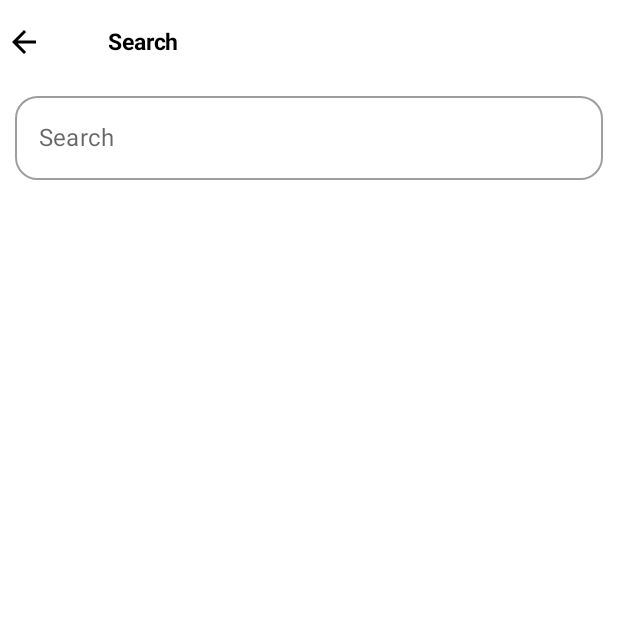
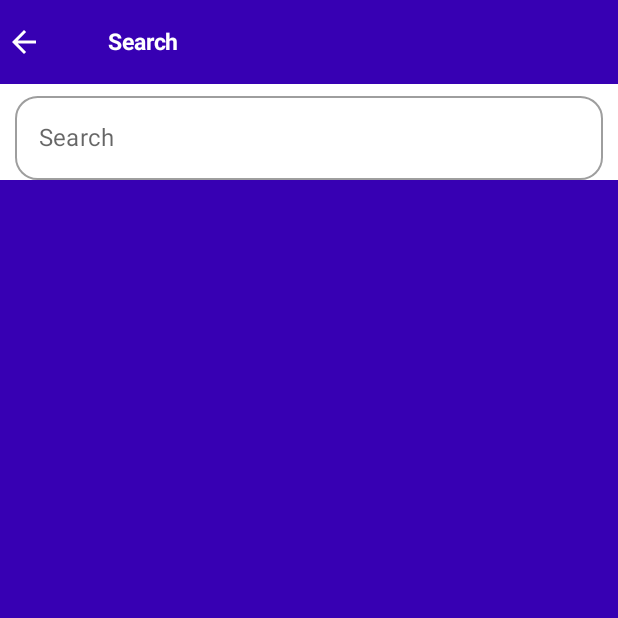
Before and after one commit to iKhan1057/weatherapp, an Android app built with Jetpack Compose: the SearchScreen screen opened through its navigation route, on a phone screen of 412 x 824 dp, the top half of it. Run offline under Robolectric (Android 15) with nearby library versions, the phone set to English and light mode, and no system bars; our stand-ins replace Dagger/Hilt's generated code, Room's generated code.

Commit message:
third Commit

```diff
--- a/app/src/main/java/com/weatherapp/screens/main/MainScreen.kt
+++ b/app/src/main/java/com/weatherapp/screens/main/MainScreen.kt
@@ -113,7 +113,7 @@ fun MainContent(data: Weather, isImperial: Boolean) {
         Text(
             text = formatDate(weatherItem.dt), // Wed Nov 30
             style = MaterialTheme.typography.caption,
-            color = MaterialTheme.colors.onSecondary,
+            color = Color.White,
             fontWeight = FontWeight.SemiBold,
             modifier = Modifier.padding(6.dp)
         )
@@ -123,7 +123,7 @@ fun MainContent(data: Weather, isImperial: Boolean) {
                 .padding(4.dp)
                 .size(200.dp),
             shape = CircleShape,
-            color = Color(0xFFFFC400)
+            color = Color(0xFF673AB7)
         ) {
 
             Column(
--- a/app/src/main/java/com/weatherapp/screens/splash/WeatherSplashScreen.kt
+++ b/app/src/main/java/com/weatherapp/screens/splash/WeatherSplashScreen.kt
@@ -6,10 +6,7 @@ import androidx.compose.animation.core.Animatable
 import androidx.compose.animation.core.tween
 import androidx.compose.foundation.BorderStroke
 import androidx.compose.foundation.Image
-import androidx.compose.foundation.layout.Arrangement
-import androidx.compose.foundation.layout.Column
-import androidx.compose.foundation.layout.padding
-import androidx.compose.foundation.layout.size
+import androidx.compose.foundation.layout.*
 import androidx.compose.foundation.shape.CircleShape
 import androidx.compose.material.MaterialTheme
 import androidx.compose.material.Surface
@@ -24,15 +21,22 @@ import androidx.compose.ui.graphics.Color
 import androidx.compose.ui.layout.ContentScale
 import androidx.compose.ui.res.painterResource
 import androidx.compose.ui.unit.dp
+import androidx.hilt.navigation.compose.hiltViewModel
 import androidx.navigation.NavController
 import com.weatherapp.R
+import com.weatherapp.model.WeatherUnit
 import com.weatherapp.navigation.WeatherScreens
+import com.weatherapp.screens.settings.SettingsViewModel
+import com.weatherapp.ui.theme.Purple500
 import dagger.hilt.android.AndroidEntryPoint
 import kotlinx.coroutines.delay
 
 
 @Composable
-fun WeatherSplashScreen(navController: NavController) {
+fun WeatherSplashScreen(
+    navController: NavController,
+    settingsViewModel: SettingsViewModel = hiltViewModel()
+) {
     val defaultCity = "Kolkata"
     val scale = remember {
         Animatable(0f)
@@ -47,18 +51,20 @@ fun WeatherSplashScreen(navController: NavController) {
                         .getInterpolation(it)
                 })
         )
+        settingsViewModel.insertWeatherUnit(WeatherUnit(unit = "Imperial (F)"))
         delay(2000L)
-        navController.navigate(WeatherScreens.MainScreen.name+"/${defaultCity}")
+        navController.navigate(WeatherScreens.MainScreen.name + "/${defaultCity}")
     })
+
     Surface(
         modifier = Modifier
             .padding(15.dp)
             .size(330.dp)
             .scale(scale.value),
         shape = CircleShape,
-        color = Color.White,
+        color = Color(0xFF673AB7),
         border = BorderStroke(
-            width = 2.dp, color = Color.LightGray
+            width = 2.dp, color = Color.White
         )
     ) {
         Column(
@@ -70,14 +76,14 @@ fun WeatherSplashScreen(navController: NavController) {
                 painter = painterResource(id = R.drawable.sun),
                 contentDescription = "sunny icon",
                 contentScale = ContentScale.Fit,
-                modifier = Modifier.size(95.dp)
+                modifier = Modifier.size(95.dp),
             )
             Text(
                 text = "Find the Sun?",
                 style = MaterialTheme.typography.h5,
-                color = Color.LightGray
+                color = Color.White
             )
         }
+    }
 
-    }
 }
--- a/app/src/main/java/com/weatherapp/ui/theme/Color.kt
+++ b/app/src/main/java/com/weatherapp/ui/theme/Color.kt
@@ -6,3 +6,4 @@ val Purple200 = Color(0xFFBB86FC)
 val Purple500 = Color(0xFF6200EE)
 val Purple700 = Color(0xFF3700B3)
 val Teal200 = Color(0xFF03DAC5)
+val Orange = Color(0xFFF44336)
--- a/app/src/main/java/com/weatherapp/widgets/WeatherAppBar.kt
+++ b/app/src/main/java/com/weatherapp/widgets/WeatherAppBar.kt
@@ -13,6 +13,7 @@ import androidx.compose.runtime.*
 import androidx.compose.ui.Alignment
 import androidx.compose.ui.Modifier
 import androidx.compose.ui.draw.scale
+import androidx.compose.ui.graphics.Brush
 import androidx.compose.ui.graphics.Color
 import androidx.compose.ui.graphics.vector.ImageVector
 import androidx.compose.ui.platform.LocalContext
@@ -26,6 +27,8 @@ import androidx.navigation.NavController
 import com.weatherapp.model.Favorite
 import com.weatherapp.navigation.WeatherScreens
 import com.weatherapp.screens.favorites.FavoriteViewModel
+import com.weatherapp.ui.theme.Orange
+import com.weatherapp.ui.theme.Purple700
 
 @Composable
 fun WeatherAppBar(
@@ -51,10 +54,18 @@ fun WeatherAppBar(
     }
 
     TopAppBar(
+        modifier = Modifier.background(
+            Brush.horizontalGradient(
+                colors = listOf(
+                    Purple700,
+                    Purple700
+                )
+            )
+        ),
         title = {
             Text(
                 text = title,
-                color = MaterialTheme.colors.onSecondary,
+                color = Color.White,
                 style = TextStyle(
                     fontWeight = FontWeight.Bold,
                     fontSize = 15.sp
@@ -68,7 +79,8 @@ fun WeatherAppBar(
                 }) {
                     Icon(
                         imageVector = Icons.Default.Search,
-                        contentDescription = "search icon"
+                        contentDescription = "search icon",
+                        tint = Color.White
                     )
 
                 }
@@ -77,7 +89,8 @@ fun WeatherAppBar(
                 }) {
                     Icon(
                         imageVector = Icons.Rounded.MoreVert,
-                        contentDescription = "More Icon"
+                        contentDescription = "More Icon",
+                        tint = Color.White
                     )
 
                 }
@@ -87,7 +100,7 @@ fun WeatherAppBar(
         navigationIcon = {
             if (icon != null) {
                 Icon(imageVector = icon, contentDescription = null,
-                    tint = MaterialTheme.colors.onSecondary,
+                    tint = Color.White,
                     modifier = Modifier.clickable {
                         onButtonClicked.invoke()
                     })
@@ -106,16 +119,18 @@ fun WeatherAppBar(
                             .scale(0.9f)
                             .clickable {
                                 val dataList = title.split(",")
-                                favoriteViewModel.insertFavorite(
-                                    Favorite(
-                                        city = dataList[0], // city name
-                                        country = dataList[1] // country code
+                                favoriteViewModel
+                                    .insertFavorite(
+                                        Favorite(
+                                            city = dataList[0], // city name
+                                            country = dataList[1] // country code
+                                        )
                                     )
-                                ).run {
-                                    showIt.value = true
-                                }
+                                    .run {
+                                        showIt.value = true
+                                    }
                             },
-                        tint = Color.Red.copy(alpha = 0.6f)
+                        tint = Color.White
                     )
                 } else {
                     showIt.value = false
@@ -157,7 +172,7 @@ fun ShowSettingDropDownMenu(
             onDismissRequest = { expanded = false },
             modifier = Modifier
                 .width(140.dp)
-                .background(Color.White)
+                .background(Purple700)
         ) {
             items.forEachIndexed { index, text ->
                 DropdownMenuItem(onClick = {
@@ -171,9 +186,11 @@ fun ShowSettingDropDownMenu(
                             else -> Icons.Default.Settings
 
                         }, contentDescription = null,
-                        tint = Color.LightGray
+                        tint = Color.White
                     )
-                    Text(text = text,
+                    Text(
+                        text = text,
+                        color = Color.White,
                         modifier = Modifier.clickable {
                             navController.navigate(
                                 when (text) {
@@ -182,8 +199,9 @@ fun ShowSettingDropDownMenu(
                                     else -> WeatherScreens.SettingsScreen.name
                                 }
                             )
-                        }, fontWeight = FontWeight.W300
+                        }, fontWeight = FontWeight.Bold
                     )
+
                 }
             }
         }
```
Also changed, not shown: app/src/main/java/com/weatherapp/ui/theme/Theme.kt (+4 -3 lines).
